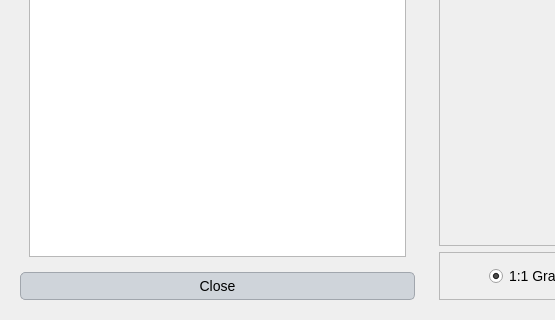
This is ui/calibration_results_hydrograph.ui in Inigobarbe/VFSMOD-GUI as Qt 5 draws it before an edit; both pictures show x 0 to 555 and y 134 to 454 of the 880 by 454 pixel window. The edited form follows.
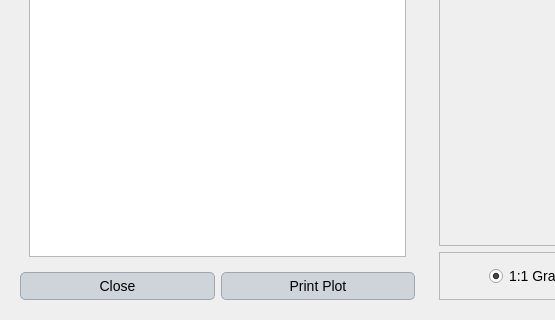
This is the edited form.

The edit to the form file:
```diff
--- a/ui/calibration_results_hydrograph.ui
+++ b/ui/calibration_results_hydrograph.ui
@@ -7,7 +7,7 @@
     <x>0</x>
     <y>0</y>
     <width>880</width>
-    <height>443</height>
+    <height>451</height>
    </rect>
   </property>
   <property name="windowTitle">
@@ -172,11 +172,22 @@
        </widget>
       </item>
       <item row="2" column="0">
+       <layout class="QHBoxLayout" name="horizontalLayout_2">
+        <item>
        <widget class="QPushButton" name="pushButton_3">
         <property name="text">
          <string>Close</string>
         </property>
        </widget>
+        </item>
+        <item>
+         <widget class="QPushButton" name="print_graph">
+          <property name="text">
+           <string>Print Plot</string>
+          </property>
+         </widget>
+        </item>
+       </layout>
       </item>
      </layout>
     </widget>
```
Left out of the diff: 2 changed lines with no effect on the pictures. Lines whose indentation alone changed are shown as unchanged.
